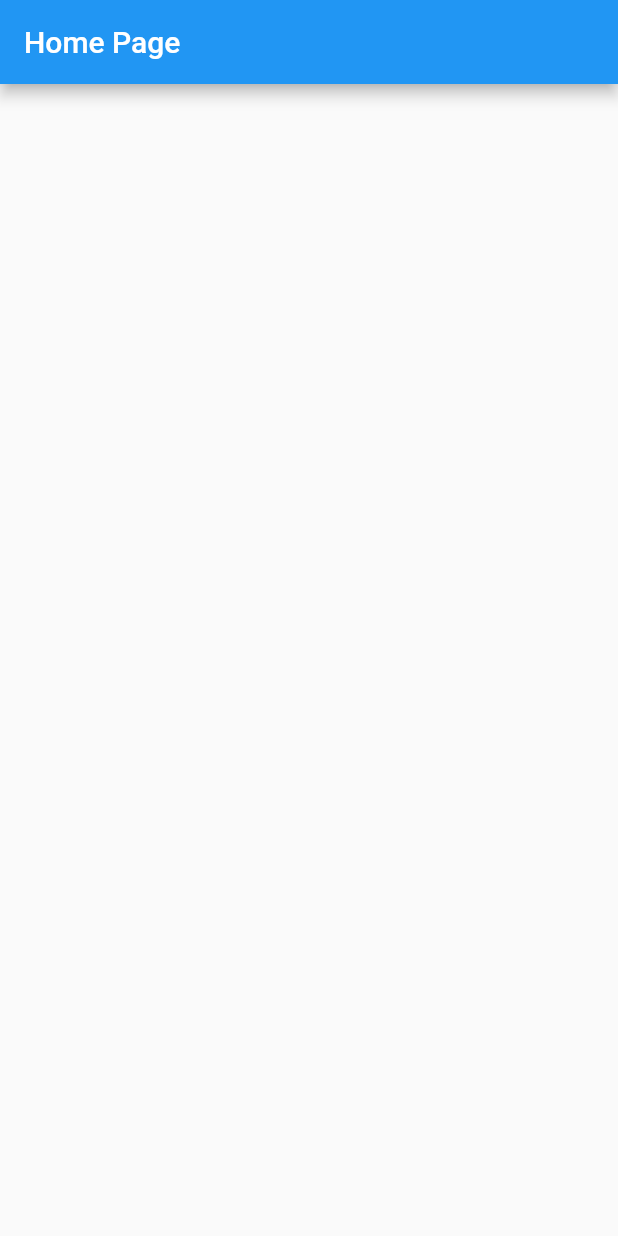
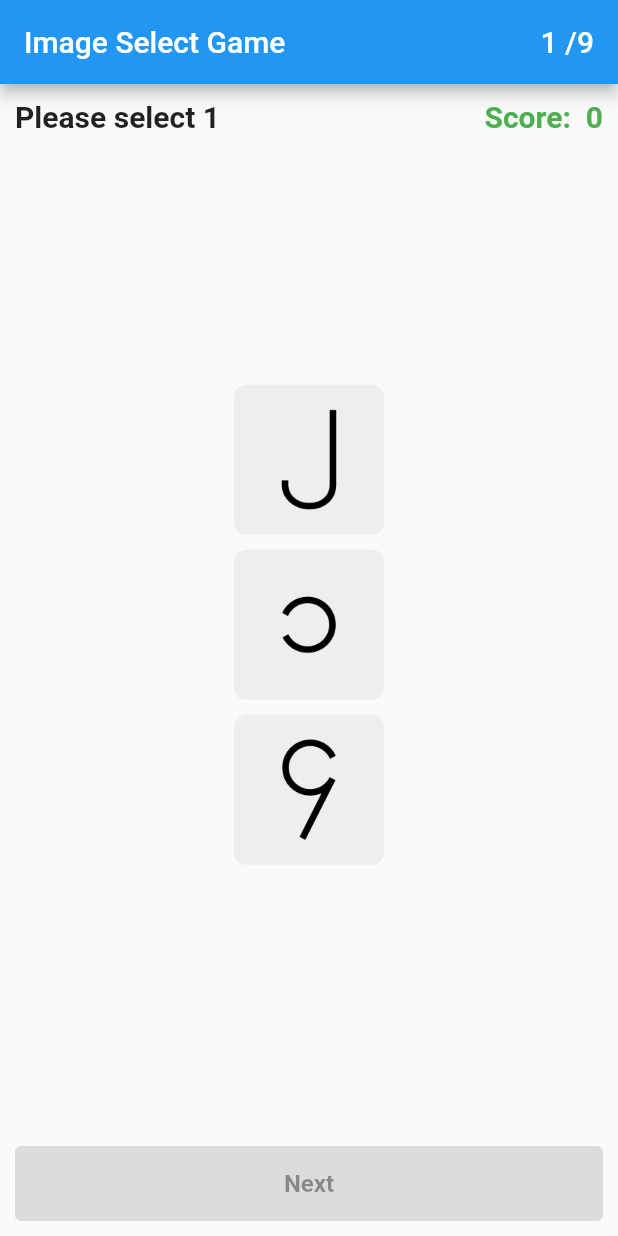
Before and after one commit to Yarzarmyomin97/YNFlutter, a Flutter app: the screen it shows after launch, on a phone screen of 412 x 824 dp. Run offline on Flutter 3.47's test engine with Material 2 defaults, Android fonts, the light colour scheme and no system bars.

Commit message:
Complete Assignment 1

```diff
--- a/lib/main.dart
+++ b/lib/main.dart
@@ -1,4 +1,6 @@
 import 'package:flutter/material.dart';
+
+import 'modules/assignments/assignment1/assignment1.dart';
 
 void main() {
   runApp(const MyApp());
@@ -14,7 +16,7 @@ class MyApp extends StatelessWidget {
       theme: ThemeData(
         primarySwatch: Colors.blue,
       ),
-      home: const HomePage(),
+      home: const Assignment1(),
     );
   }
 }
--- /dev/null
+++ b/lib/modules/assignments/assignment1/assignment1.dart
@@ -0,0 +1,221 @@
+import 'dart:math';
+
+import 'package:flutter/material.dart';
+import 'package:yn_flutter/modules/assignments/assignment1/utils/common_utils.dart';
+
+import 'models/image_model.dart';
+import 'widgets/image_item.dart';
+
+class Assignment1 extends StatefulWidget {
+  const Assignment1({Key? key}) : super(key: key);
+
+  @override
+  _Assignment1State createState() => _Assignment1State();
+}
+
+class _Assignment1State extends State<Assignment1> {
+  final _headerStyle =
+      const TextStyle(fontSize: 20, fontWeight: FontWeight.bold);
+  final _answerStyle =
+      const TextStyle(fontSize: 16, fontWeight: FontWeight.bold);
+
+  String title = "Image Select Game";
+  String pleaseSelect = "Please select ";
+  String answer = "Your answer is ";
+  String next = "Next";
+  String score = "Score: ";
+  String correct = "correct";
+  String wrong = "wrong";
+  String restart = "RESTART";
+  String ok = "OK";
+
+  int totalImages = 9;
+  int scoreResult = 0;
+  int count = 1;
+  int selectedNumber = 0;
+  bool isCorrect = false;
+  bool nextBtnEnable = true;
+  bool isResultVisible = false;
+
+  List<ImageModel> imageList = [];
+  List<ImageModel> shuffleImageList = [];
+  List<int> resultList = [];
+
+  @override
+  void initState() {
+    _shuffleList();
+    super.initState();
+  }
+
+  @override
+  Widget build(BuildContext context) {
+    return Scaffold(
+      appBar: AppBar(
+        title: Row(
+          mainAxisAlignment: MainAxisAlignment.spaceBetween,
+          children: [
+            Text(title),
+            Text("$count /$totalImages"),
+          ],
+        ),
+      ),
+      body: SafeArea(
+        child: Padding(
+          padding: const EdgeInsets.symmetric(horizontal: 10, vertical: 10),
+          child: Column(
+            children: [
+              Row(
+                mainAxisAlignment: MainAxisAlignment.spaceBetween,
+                children: [
+                  Text(pleaseSelect + selectedNumber.toString(),
+                      style: _headerStyle),
+                  Text(
+                    "$score $scoreResult",
+                    style: _headerStyle.copyWith(
+                      color: Colors.green,
+                    ),
+                  ),
+                ],
+              ),
+              const SizedBox(height: 20),
+              Expanded(
+                child: Column(
+                  mainAxisAlignment: MainAxisAlignment.center,
+                  children: shuffleImageList
+                      .map((item) => ImageItem(
+                          onTap: item.clickable
+                              ? () {
+                                  checkValid(item, shuffleImageList);
+                                }
+                              : null,
+                          imageModel: item))
+                      .toList(),
+                ),
+              ),
+              const SizedBox(height: 20),
+              if (isResultVisible)
+                Text(
+                  isCorrect ? answer + correct : answer + wrong,
+                  style: TextStyle(
+                    fontSize: 18,
+                    fontWeight: FontWeight.bold,
+                    color: isCorrect ? Colors.green : Colors.red,
+                  ),
+                ),
+              const SizedBox(height: 20),
+              SizedBox(
+                width: double.infinity,
+                height: 50,
+                child: ElevatedButton(
+                    onPressed: nextBtnEnable
+                        ? () {
+                            _nextClick();
+                          }
+                        : null,
+                    child: Text(
+                      "Next",
+                      style: _answerStyle,
+                    )),
+              ),
+            ],
+          ),
+        ),
+      ),
+    );
+  }
+
+  void _nextClick() {
+    if (count < totalImages) {
+      count++;
+      // print("count: $count of $totalImages");
+      isResultVisible = false;
+      nextBtnEnable = false;
+      if (!isCorrect) {
+        resultList.add(0);
+      }
+      _shuffleList();
+      setState(() {});
+    } else {
+      Map<int, int> map = resultList.asMap();
+      // print(map);
+      _showResult();
+    }
+  }
+
+  void checkValid(ImageModel imageModel, List<ImageModel> imageList) {
+    // print("selected no: ${imageModel.id}");
+    if (selectedNumber == imageModel.id) {
+      // print("true");
+      isCorrect = true;
+      imageModel.bgColor = Colors.green;
+      resultList.add(1);
+      for (var image in imageList) {
+        if (image.clickable != false) image.clickable = false;
+      }
+      scoreResult++;
+    } else {
+      // print("false");
+      isCorrect = false;
+      imageModel.clickable = false;
+      imageModel.bgColor = Colors.red;
+    }
+    imageModel.textColor = Colors.white;
+    isResultVisible = true;
+    nextBtnEnable = true;
+    setState(() {});
+  }
+
+  _shuffleList() {
+    imageList.clear();
+    shuffleImageList.clear();
+    for (int i = 1; i < totalImages; i++) {
+      imageList.add(ImageModel(
+        id: i,
+        image: CommonUtils.imagePath(i),
+        clickable: true,
+        bgColor: Colors.grey.shade200,
+        textColor: Colors.black,
+      ));
+    }
+    imageList.shuffle();
+    shuffleImageList = imageList.sublist(0, 3);
+    selectedNumber = shuffleImageList[Random().nextInt(3)].id;
+    // print("correct no: $selectedNumber");
+    if (resultList.length == scoreResult) nextBtnEnable = false;
+  }
+
+  Future _showResult() async {
+    return await showDialog(
+        barrierDismissible: false,
+        context: context,
+        builder: (context) {
+          return AlertDialog(
+            title: Text(
+              title,
+              style: _headerStyle,
+            ),
+            content: Text(score + "$scoreResult out of $totalImages"),
+            actions: [
+              TextButton(
+                onPressed: () {
+                  count = 1;
+                  scoreResult = 0;
+                  isResultVisible = false;
+                  resultList.clear();
+                  _shuffleList();
+                  setState(() {});
+                  Navigator.pop(context);
+                },
+                child: Text(restart),
+              ),
+              ElevatedButton(
+                onPressed: () {
+                  Navigator.pop(context);
+                },
+                child: Text(ok),
+              ),
+            ],
+          );
+        });
+  }
+}
--- /dev/null
+++ b/lib/modules/assignments/assignment1/models/image_model.dart
@@ -0,0 +1,17 @@
+import 'dart:ui';
+
+class ImageModel {
+  final int id;
+  final String image;
+  bool clickable;
+  Color bgColor;
+  Color textColor;
+
+  ImageModel({
+    required this.id,
+    required this.image,
+    required this.clickable,
+    required this.bgColor,
+    required this.textColor,
+  });
+}
--- /dev/null
+++ b/lib/modules/assignments/assignment1/utils/common_utils.dart
@@ -0,0 +1,5 @@
+class CommonUtils {
+  static String imagePath(name) {
+    return "assets/number/$name.png";
+  }
+}
--- /dev/null
+++ b/lib/modules/assignments/assignment1/widgets/image_item.dart
@@ -0,0 +1,30 @@
+import 'package:flutter/material.dart';
+import 'package:yn_flutter/modules/assignments/assignment1/models/image_model.dart';
+
+class ImageItem extends StatelessWidget {
+  final Function()? onTap;
+  final ImageModel imageModel;
+  const ImageItem({Key? key, required this.onTap, required this.imageModel})
+      : super(key: key);
+
+  @override
+  Widget build(BuildContext context) {
+    return Container(
+      margin: const EdgeInsets.symmetric(vertical: 5),
+      decoration: BoxDecoration(
+        color: imageModel.bgColor,
+        borderRadius: BorderRadius.circular(8),
+      ),
+      child: InkWell(
+        onTap: onTap,
+        child: Image.asset(
+          imageModel.image,
+          color: imageModel.textColor,
+          width: 100,
+          height: 100,
+          fit: BoxFit.fitHeight,
+        ),
+      ),
+    );
+  }
+}
--- a/pubspec.yaml
+++ b/pubspec.yaml
@@ -58,9 +58,8 @@ flutter:
   uses-material-design: true
 
   # To add assets to your application, add an assets section, like this:
-  # assets:
-  #   - images/a_dot_burr.jpeg
-  #   - images/a_dot_ham.jpeg
+  assets:
+    - assets/number/
 
   # An image asset can refer to one or more resolution-specific "variants", see
   # https://flutter.dev/assets-and-images/#resolution-aware.
```
Also changed, not shown: assets/number/1.png (added), assets/number/2.png (added), assets/number/3.png (added), assets/number/4.png (added), assets/number/5.png (added), assets/number/6.png (added), assets/number/7.png (added), assets/number/8.png (added), assets/number/9.png (added).
